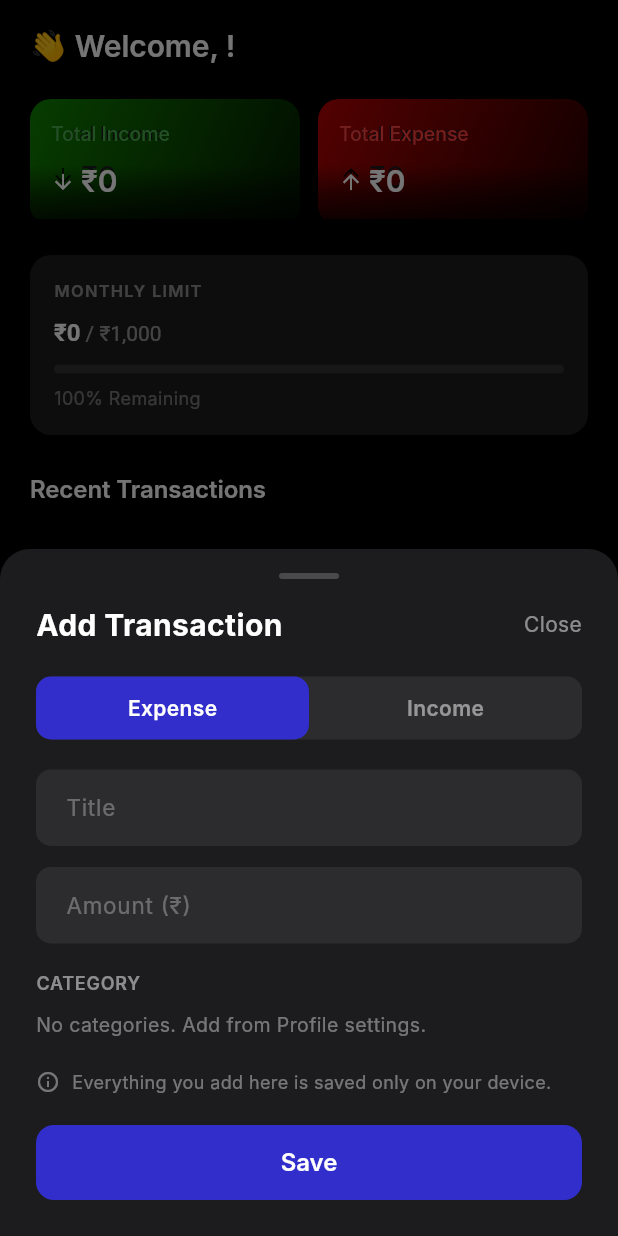
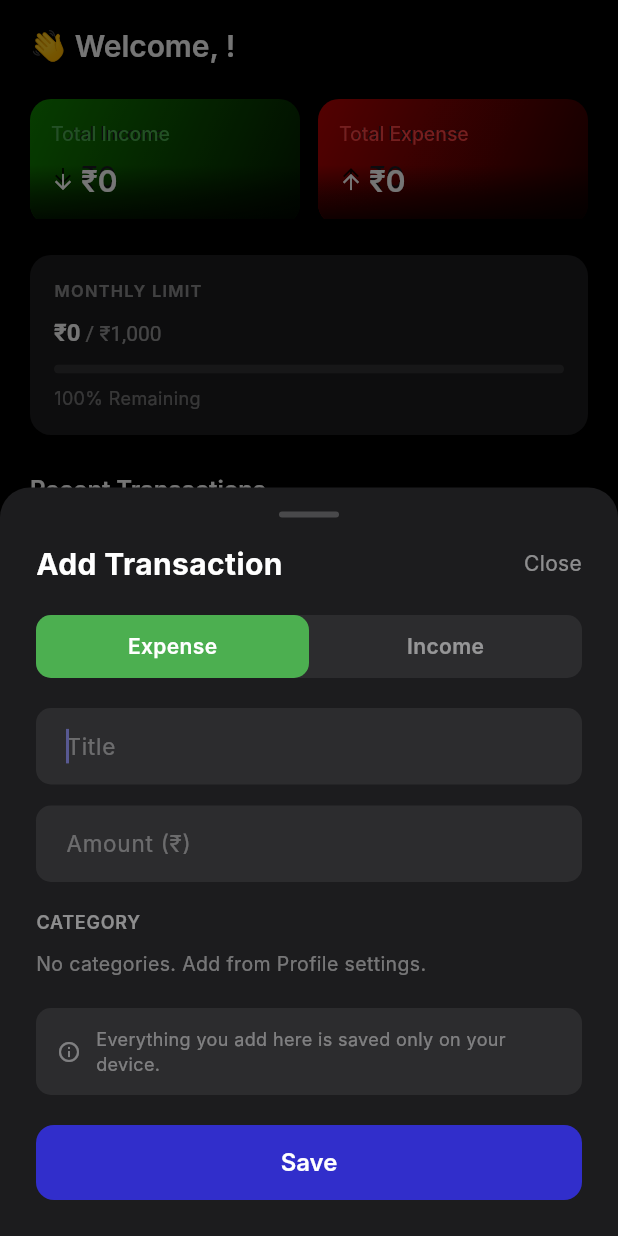
Before and after one commit to aravindannr/Proactive-Expense-Manager-Zybo, a Flutter app: the HomeScreen screen opened directly with empty values, after a tap on the "add" icon, on a phone screen of 412 x 824 dp. Run offline on Flutter 3.47's test engine with Material 3 defaults, Android fonts, the phone set to English and light mode, and no system bars; our stand-ins replace equatable, flutter_bloc, flutter_local_notifications, shared_preferences, shimmer, sqflite and 1 more; accounts and stored records are empty.

Commit message:
added daily reminders, fix form focus management, and refine settings UI

```diff
--- a/lib/presentation/screens/home/add_transaction_screen.dart
+++ b/lib/presentation/screens/home/add_transaction_screen.dart
@@ -18,13 +18,26 @@ class AddTransactionScreen extends StatefulWidget {
 class _AddTransactionScreenState extends State<AddTransactionScreen> {
   final TextEditingController _titleController = TextEditingController();
   final TextEditingController _amountController = TextEditingController();
+  final FocusNode _titleFocusNode = FocusNode();
+  final FocusNode _amountFocusNode = FocusNode();
   bool _isExpense = true;
   String? _selectedCategoryId;
+
+  @override
+  void initState() {
+    super.initState();
+    // Auto-focus the title field when the bottom sheet opens
+    WidgetsBinding.instance.addPostFrameCallback((_) {
+      _titleFocusNode.requestFocus();
+    });
+  }
 
   @override
   void dispose() {
     _titleController.dispose();
     _amountController.dispose();
+    _titleFocusNode.dispose();
+    _amountFocusNode.dispose();
     super.dispose();
   }
 
@@ -57,11 +70,12 @@ class _AddTransactionScreenState extends State<AddTransactionScreen> {
   @override
   Widget build(BuildContext context) {
     return Container(
-      padding: const EdgeInsets.fromLTRB(24, 16, 24, 24),
       decoration: const BoxDecoration(
         color: Color(0xFF1C1C1E),
         borderRadius: BorderRadius.vertical(top: Radius.circular(20)),
       ),
+      child: SingleChildScrollView(
+        padding: EdgeInsets.fromLTRB(24, 16, 24, 24 + MediaQuery.of(context).viewInsets.bottom),
         child: Column(
           mainAxisSize: MainAxisSize.min,
           crossAxisAlignment: CrossAxisAlignment.start,
@@ -123,7 +137,7 @@ class _AddTransactionScreenState extends State<AddTransactionScreen> {
                       alignment: Alignment.center,
                       decoration: BoxDecoration(
                         color: _isExpense
-                            ? AppTextStyles.primaryButtonColor
+                            ? const Color(0xFF4CAF50)
                             : Colors.transparent,
                         borderRadius: BorderRadius.circular(10),
                       ),
@@ -147,7 +161,7 @@ class _AddTransactionScreenState extends State<AddTransactionScreen> {
                       alignment: Alignment.center,
                       decoration: BoxDecoration(
                         color: !_isExpense
-                            ? AppTextStyles.primaryButtonColor
+                            ? const Color(0xFF4CAF50)
                             : Colors.transparent,
                         borderRadius: BorderRadius.circular(10),
                       ),
@@ -173,6 +187,9 @@ class _AddTransactionScreenState extends State<AddTransactionScreen> {
           // Title field
           TextField(
             controller: _titleController,
+            focusNode: _titleFocusNode,
+            textInputAction: TextInputAction.next,
+            onSubmitted: (_) => _amountFocusNode.requestFocus(),
             style: const TextStyle(color: Colors.white, fontSize: 15),
             decoration: InputDecoration(
               hintText: 'Title',
@@ -198,8 +215,11 @@ class _AddTransactionScreenState extends State<AddTransactionScreen> {
           // Amount field
           TextField(
             controller: _amountController,
+            focusNode: _amountFocusNode,
             keyboardType: TextInputType.number,
+            textInputAction: TextInputAction.done,
             inputFormatters: [FilteringTextInputFormatter.digitsOnly],
+            onSubmitted: (_) => FocusScope.of(context).unfocus(),
             style: const TextStyle(color: Colors.white, fontSize: 15),
             decoration: InputDecoration(
               hintText: 'Amount (\u{20B9})',
@@ -274,14 +294,20 @@ class _AddTransactionScreenState extends State<AddTransactionScreen> {
           const SizedBox(height: 20),
 
           // Info text
-          Row(
+          Container(
+            padding: const EdgeInsets.symmetric(horizontal: 14, vertical: 12),
+            decoration: BoxDecoration(
+              color: const Color(0xFF2C2C2E),
+              borderRadius: BorderRadius.circular(10),
+            ),
+            child: Row(
               children: [
                 Icon(
                   Icons.info_outline,
                   color: Colors.white.withValues(alpha: 0.4),
                   size: 16,
                 ),
-              const SizedBox(width: 8),
+                const SizedBox(width: 10),
                 Expanded(
                   child: Text(
                     'Everything you add here is saved only on your device.',
@@ -292,6 +318,7 @@ class _AddTransactionScreenState extends State<AddTransactionScreen> {
                   ),
                 ),
               ],
+            ),
           ),
 
           const SizedBox(height: 20),
@@ -317,8 +344,8 @@ class _AddTransactionScreenState extends State<AddTransactionScreen> {
             ),
           ),
 
-          SizedBox(height: MediaQuery.of(context).viewInsets.bottom),
         ],
+        ),
       ),
     );
   }
--- a/lib/presentation/screens/home/home_screen.dart
+++ b/lib/presentation/screens/home/home_screen.dart
@@ -466,7 +466,10 @@ class _HomeScreenState extends State<HomeScreen> {
   Widget _buildNavItem(String assetPath, int index) {
     final isSelected = _currentNavIndex == index;
     return GestureDetector(
-      onTap: () => setState(() => _currentNavIndex = index),
+      onTap: () {
+        setState(() => _currentNavIndex = index);
+        if (index == 0) _loadAlertLimit();
+      },
       child: Container(
         width: 48,
         height: 48,
--- a/lib/presentation/screens/home/profile_settings_screen.dart
+++ b/lib/presentation/screens/home/profile_settings_screen.dart
@@ -181,7 +181,8 @@ class _ProfileSettingsScreenState extends State<ProfileSettingsScreen> {
         const SizedBox(height: 10),
         Container(
           decoration: BoxDecoration(
-            color: const Color(0xFF1C1C1E),
+            color: Colors.transparent,
+            border: Border.all(color: Colors.grey.withValues(alpha: 0.3)),
             borderRadius: BorderRadius.circular(14),
           ),
           child: TextField(
@@ -192,10 +193,11 @@ class _ProfileSettingsScreenState extends State<ProfileSettingsScreen> {
                   const EdgeInsets.symmetric(horizontal: 16, vertical: 14),
               border: InputBorder.none,
               suffixIcon: IconButton(
-                icon: Icon(
-                  Icons.check,
+                icon: Image.asset(
+                  'assets/images/icons/ic_edit_name.png',
+                  width: 20,
+                  height: 20,
                   color: Colors.white.withValues(alpha: 0.5),
-                  size: 20,
                 ),
                 onPressed: _saveNickname,
               ),
@@ -212,7 +214,8 @@ class _ProfileSettingsScreenState extends State<ProfileSettingsScreen> {
     return Container(
       padding: const EdgeInsets.all(16),
       decoration: BoxDecoration(
-        color: const Color(0xFF1C1C1E),
+        color: Colors.transparent,
+        border: Border.all(color: Colors.grey.withValues(alpha: 0.3)),
         borderRadius: BorderRadius.circular(14),
       ),
       child: Column(
@@ -307,7 +310,8 @@ class _ProfileSettingsScreenState extends State<ProfileSettingsScreen> {
         Container(
           padding: const EdgeInsets.all(16),
           decoration: BoxDecoration(
-            color: const Color(0xFF1C1C1E),
+            color: Colors.transparent,
+            border: Border.all(color: Colors.grey.withValues(alpha: 0.3)),
             borderRadius: BorderRadius.circular(14),
           ),
           child: Column(
@@ -350,9 +354,10 @@ class _ProfileSettingsScreenState extends State<ProfileSettingsScreen> {
                     child: Container(
                       width: 40,
                       height: 40,
-                      decoration: const BoxDecoration(
+                      alignment: Alignment.center,
+                      decoration: BoxDecoration(
                         color: AppTextStyles.primaryButtonColor,
-                        shape: BoxShape.circle,
+                        borderRadius: BorderRadius.circular(10),
                       ),
                       child:
                           const Icon(Icons.add, color: Colors.white, size: 22),
@@ -395,24 +400,12 @@ class _ProfileSettingsScreenState extends State<ProfileSettingsScreen> {
                                           .read<CategoryBloc>()
                                           .add(DeleteCategory(cat.id));
                                     },
-                                    child: Container(
-                                      width: 32,
-                                      height: 32,
-                                      decoration: BoxDecoration(
-                                        border: Border.all(
-                                          color: const Color(0xFFFF4444),
-                                          width: 1,
-                                        ),
-                                        borderRadius:
-                                            BorderRadius.circular(8),
-                                      ),
-                                      child: Image.asset(
-                                        'assets/images/icons/ic_delete.png',
-                                        width: 18,
-                                        height: 18,
-                                        color: const Color(0xFFFF4444),
-                                        fit: BoxFit.contain,
-                                      ),
+                                    child: Image.asset(
+                                      'assets/images/icons/ic_delete_cat.png',
+                                      width: 20,
+                                      height: 20,
+                                      color: const Color(0xFFFF4444),
+                                      fit: BoxFit.contain,
                                     ),
                                   ),
                                 ],
@@ -554,6 +547,7 @@ class _ProfileSettingsScreenState extends State<ProfileSettingsScreen> {
 
   String _formatAmount(int amount) {
     final str = amount.toString();
+    if (str.length <= 3) return str;
     final result = StringBuffer();
     int count = 0;
     for (int i = str.length - 1; i >= 0; i--) {
@@ -561,7 +555,8 @@ class _ProfileSettingsScreenState extends State<ProfileSettingsScreen> {
       count++;
       if (count == 3 && i > 0) {
         result.write(',');
-        count = 0;
+      } else if (count > 3 && (count - 3) % 2 == 0 && i > 0) {
+        result.write(',');
       }
     }
     return result.toString().split('').reversed.join();
--- a/lib/presentation/screens/initial_screen.dart
+++ b/lib/presentation/screens/initial_screen.dart
@@ -9,6 +9,7 @@ import 'package:proactive_expense_manager/presentation/bloc/transaction/transact
 import 'package:proactive_expense_manager/presentation/bloc/transaction/transaction_event.dart';
 import 'package:proactive_expense_manager/presentation/screens/home/home_screen.dart';
 import 'package:proactive_expense_manager/presentation/screens/onboarding/walkthrough_screen.dart';
+import 'package:proactive_expense_manager/services/notification_service.dart';
 
 class InitialScreen extends StatefulWidget {
   const InitialScreen({super.key});
@@ -32,6 +33,9 @@ class _InitialScreenState extends State<InitialScreen> {
     // Load data before navigating
     context.read<TransactionBloc>().add(const LoadTransactions());
     context.read<CategoryBloc>().add(const LoadCategories());
+
+    // Schedule daily expense reminder at 8 PM
+    NotificationService().scheduleDailyReminder(hour: 20, minute: 0);
 
     Navigator.of(context).pushReplacement(
       MaterialPageRoute(
--- a/pubspec.yaml
+++ b/pubspec.yaml
@@ -48,6 +48,7 @@ dependencies:
 
   # Notifications
   flutter_local_notifications: ^18.0.1
+  timezone: ^0.10.0
 
   # HTTP
   http: ^1.3.0
```
Also changed, not shown: lib/services/notification_service.dart (+47 -0 lines), assets/images/icons/ic_delete_cat.png (added), assets/images/icons/ic_edit_name.png (added). Lines whose indentation alone changed are shown as unchanged.
